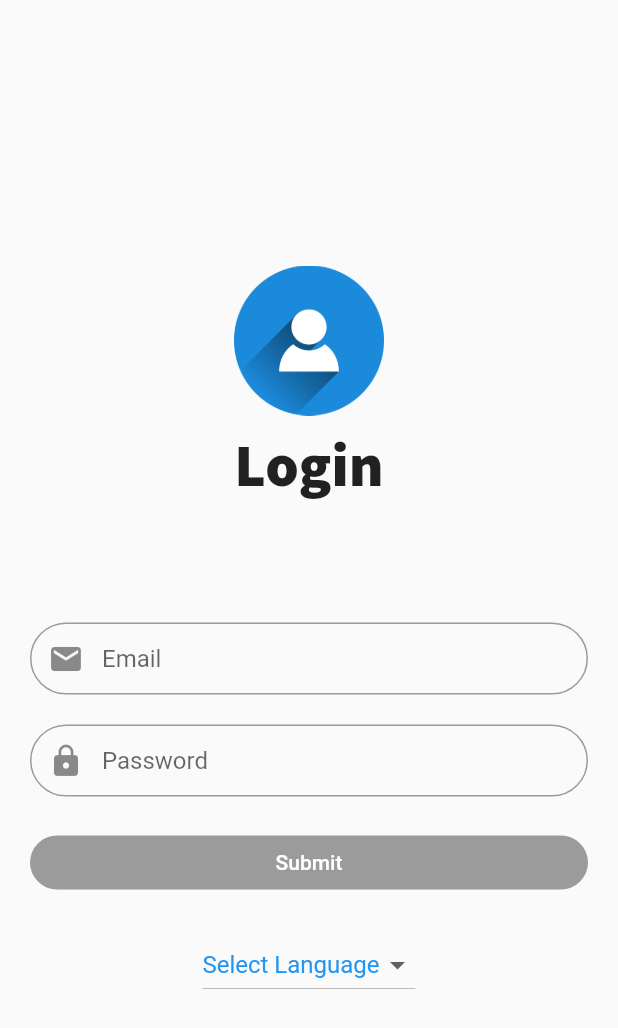
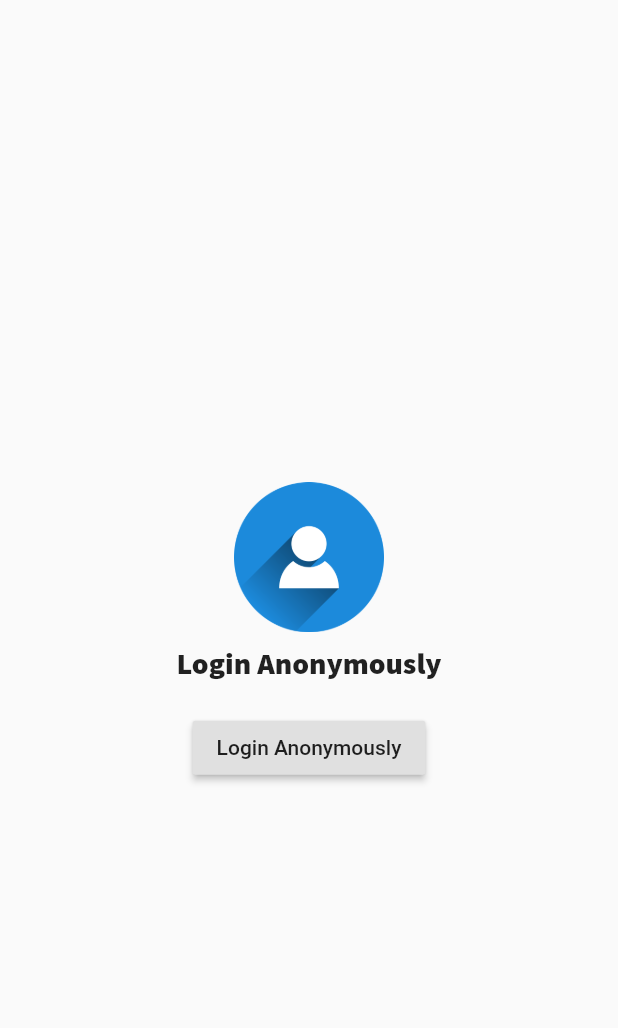
Before and after one commit to talhabajwa1996/FLUTTER-Project-1, a Flutter app: the screen it shows after launch, on a phone screen of 412 x 824 dp. Shown: the top 1028 px of the screen. Run offline on Flutter 3.47's test engine with Material 2 defaults, Android fonts, the phone set to English and light mode, and no system bars; our stand-ins replace firebase_auth, rxdart, shared_preferences; accounts and stored records are empty.

Commit message:
Firebase Anonymous Logging In

```diff
--- a/lib/main.dart
+++ b/lib/main.dart
@@ -1,11 +1,9 @@
 import 'package:App_Project1/src/localization/app_localization.dart';
 import 'package:App_Project1/src/localization/localization_constants.dart';
-import 'package:App_Project1/src/pages/2-home.dart';
-import 'package:App_Project1/src/pages/page2and3templates.dart';
+import 'package:App_Project1/src/pages/wrapper/wrapper.dart';
 import 'package:flutter/material.dart';
 import 'package:flutter_localizations/flutter_localizations.dart';
-import 'src/pages/1-login.dart';
-//import 'src/pages/page2and3templates.dart';
+// import 'src/pages/1-login.dart';
 import 'src/BLOC/provider.dart';
 
 void main() => runApp(MyApp());
@@ -52,12 +50,7 @@ class _MyAppState extends State<MyApp> {
         child: MaterialApp(
           debugShowCheckedModeBanner: false,
           locale: _locale,
-          home: LoginPage(),
-          // initialRoute: '/',
-          // routes: {
-          //   '/': (_) => LoginPage(),
-          //   '/Home_Page': (_) => Template2And3()
-          // },
+          home: Wrapper(),
           supportedLocales: [
             Locale('en', 'US'),
             Locale('ur', 'PK'),
--- a/lib/src/BLOC/bloc.dart
+++ b/lib/src/BLOC/bloc.dart
@@ -1,5 +1,5 @@
 import 'package:rxdart/rxdart.dart';
-import '../mixins/validation_mixin.dart';
+import 'validation_mixin.dart';
 
 class Bloc extends Object with Validators{
 
--- /dev/null
+++ b/lib/src/models/user.dart
@@ -0,0 +1,6 @@
+class User{
+
+  final String uid;
+
+  User({this.uid});
+}
--- a/lib/src/pages/1-login.dart
+++ b/lib/src/pages/1-login.dart
@@ -3,7 +3,7 @@ import '../BLOC/bloc.dart';
 import '../BLOC/provider.dart';
 import 'page2and3templates.dart';
 import '../../main.dart';
-import '../classes/language.dart';
+import '../models/language.dart';
 import '../localization/localization_constants.dart';
 
 class LoginPage extends StatefulWidget {
--- /dev/null
+++ b/lib/src/pages/login_anon.dart
@@ -0,0 +1,73 @@
+import 'package:App_Project1/src/services/auth.dart';
+import 'package:flutter/material.dart';
+
+class LoginAnonPage extends StatefulWidget {
+  @override
+  LoginAnonPageState createState() => LoginAnonPageState();
+}
+
+class LoginAnonPageState extends State<LoginAnonPage> {
+  AuthService _auth = AuthService();
+
+  build(context) {
+    return Scaffold(
+      resizeToAvoidBottomPadding: false,
+      body: Container(
+        margin: EdgeInsets.all(20.0),
+        child: Center(
+          child: Column(
+            mainAxisAlignment: MainAxisAlignment.center,
+            crossAxisAlignment: CrossAxisAlignment.center,
+            children: <Widget>[
+              loginWidget(),
+              SizedBox(height: 20),
+              loginButton(),
+            ],
+          ),
+        ),
+      ),
+    );
+  }
+
+  Widget loginWidget() {
+    return Container(
+      margin: EdgeInsetsDirectional.only(top: 20.0),
+      child: Column(
+        crossAxisAlignment: CrossAxisAlignment.center,
+        mainAxisAlignment: MainAxisAlignment.center,
+        children: [
+          Image(
+            image: AssetImage('assets/Icons/login.png'),
+            height: 100,
+            width: 100,
+          ),
+          SizedBox(height: 8.0),
+          Text(
+            'Login Anonymously',
+            style: TextStyle(
+              fontSize: 20,
+              fontFamily: 'SourceSansLight',
+              fontWeight: FontWeight.w700,
+            ),
+          ),
+        ],
+      ),
+    );
+  }
+
+  Widget loginButton() {
+    return RaisedButton(
+      child: Text('Login Anonymously'),
+      onPressed: () async {
+        dynamic result = await _auth.signInAnon();
+
+        if (result == null) {
+          print("Error Logging In");
+        } else {
+          print("Logged In");
+          print(result.uid);
+        }
+      },
+    );
+  }
+}
--- a/lib/src/pages/page2and3templates.dart
+++ b/lib/src/pages/page2and3templates.dart
@@ -1,7 +1,7 @@
 import 'package:flutter/material.dart';
 import '2-home.dart';
 import '3-profile.dart';
-import '../classes/language.dart';
+import '../models/language.dart';
 import '../../main.dart';
 import '../localization/localization_constants.dart';
 
--- /dev/null
+++ b/lib/src/pages/wrapper/wrapper.dart
@@ -0,0 +1,9 @@
+import 'package:App_Project1/src/pages/login_anon.dart';
+import 'package:flutter/material.dart';
+
+class Wrapper extends StatelessWidget {
+  @override
+  Widget build(BuildContext context) {
+    return LoginAnonPage();
+  }
+}
--- /dev/null
+++ b/lib/src/services/auth.dart
@@ -0,0 +1,32 @@
+import 'package:App_Project1/src/models/user.dart';
+import 'package:firebase_auth/firebase_auth.dart';
+
+class AuthService{
+
+  final FirebaseAuth _auth = FirebaseAuth.instance;
+
+  //create user object based on Firebase user
+  User _userFromFirebaseUser(FirebaseUser user){
+    return user != null ? User(uid: user.uid) : null;
+  }
+
+  //sign in anonymously
+  Future signInAnon() async {
+    try{
+      AuthResult result = await _auth.signInAnonymously();
+      FirebaseUser user = result.user;
+      return _userFromFirebaseUser(user);
+    }
+    catch(e){
+      print(e.toString());
+      return null;
+    }
+  }
+
+  //sign in with email and password
+
+  //register with email and passoword
+
+  //sign out
+
+}
```
Also changed, not shown: lib/src/BLOC/validation_mixin.dart (renamed from lib/src/mixins/validation_mixin.dart), lib/src/models/language.dart (renamed from lib/src/classes/language.dart), 6 other files.
